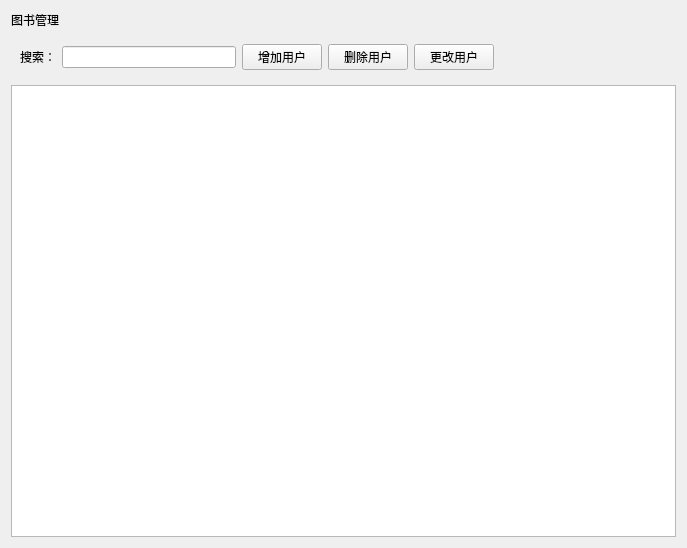
kongwua/Library, file book_manage.ui: the form before one commit.
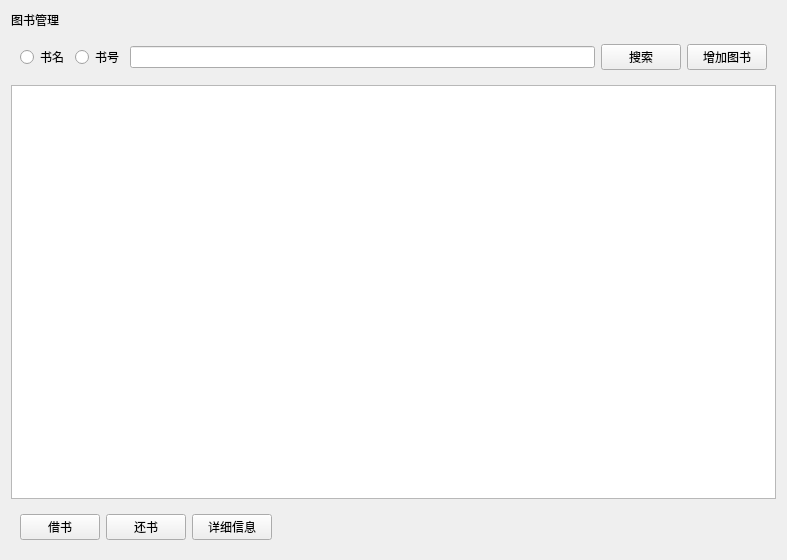
The form after the commit.

Commit message: 基本要求已完成，剩预约、罚款功能以及管理员与用户隐藏等部分细节

```diff
--- a/book_manage.ui
+++ b/book_manage.ui
@@ -6,13 +6,15 @@
    <rect>
     <x>0</x>
     <y>0</y>
-    <width>687</width>
-    <height>548</height>
+    <width>787</width>
+    <height>560</height>
    </rect>
   </property>
   <property name="windowTitle">
    <string>Book_manage</string>
   </property>
+  <layout class="QGridLayout" name="gridLayout_4">
+   <item row="0" column="0">
   <layout class="QGridLayout" name="gridLayout_2">
    <item row="0" column="0">
     <widget class="QLabel" name="label_2">
@@ -25,40 +27,67 @@
     <widget class="QWidget" name="widget" native="true">
      <layout class="QGridLayout" name="gridLayout">
       <item row="0" column="0">
-       <widget class="QLabel" name="label">
+         <widget class="QRadioButton" name="bookName_radioButton">
         <property name="text">
-         <string>搜索：</string>
-        </property>
-        <property name="alignment">
-         <set>Qt::AlignRight|Qt::AlignTrailing|Qt::AlignVCenter</set>
-        </property>
-       </widget>
-      </item>
-      <item row="0" column="1">
-       <widget class="QLineEdit" name="lineEdit"/>
-      </item>
-      <item row="0" column="2">
-       <widget class="QPushButton" name="pushButton">
-        <property name="text">
-         <string>增加用户</string>
+           <string>书名</string>
         </property>
        </widget>
       </item>
       <item row="0" column="3">
        <widget class="QPushButton" name="pushButton_2">
         <property name="text">
-         <string>删除用户</string>
+           <string>搜索</string>
+          </property>
+         </widget>
+        </item>
+        <item row="0" column="1">
+         <widget class="QRadioButton" name="ISBN_radioButton">
+          <property name="text">
+           <string>书号</string>
         </property>
        </widget>
       </item>
       <item row="0" column="4">
        <widget class="QPushButton" name="pushButton_3">
         <property name="text">
-         <string>更改用户</string>
+           <string>增加图书</string>
         </property>
        </widget>
       </item>
-      <item row="0" column="5">
+        <item row="0" column="2">
+         <widget class="QLineEdit" name="SearchEdit"/>
+        </item>
+       </layout>
+      </widget>
+     </item>
+     <item row="2" column="0">
+      <widget class="QTableView" name="book_tableView"/>
+     </item>
+     <item row="3" column="0">
+      <widget class="QWidget" name="widget_2" native="true">
+       <layout class="QGridLayout" name="gridLayout_3">
+        <item row="0" column="2">
+         <widget class="QPushButton" name="bookInfo_btn">
+          <property name="text">
+           <string>详细信息</string>
+          </property>
+         </widget>
+        </item>
+        <item row="0" column="1">
+         <widget class="QPushButton" name="returnBook_btn">
+          <property name="text">
+           <string>还书</string>
+          </property>
+         </widget>
+        </item>
+        <item row="0" column="0">
+         <widget class="QPushButton" name="borrowBook_btn">
+          <property name="text">
+           <string>借书</string>
+          </property>
+         </widget>
+        </item>
+        <item row="0" column="3">
        <spacer name="horizontalSpacer">
         <property name="orientation">
          <enum>Qt::Horizontal</enum>
@@ -74,8 +103,7 @@
      </layout>
     </widget>
    </item>
-   <item row="2" column="0">
-    <widget class="QTableView" name="tableView"/>
+    </layout>
    </item>
   </layout>
  </widget>
```
Left out of the diff: 4 changed lines with no effect on the pictures. Lines whose indentation alone changed are shown as unchanged. The commit also changes 103 other files.
